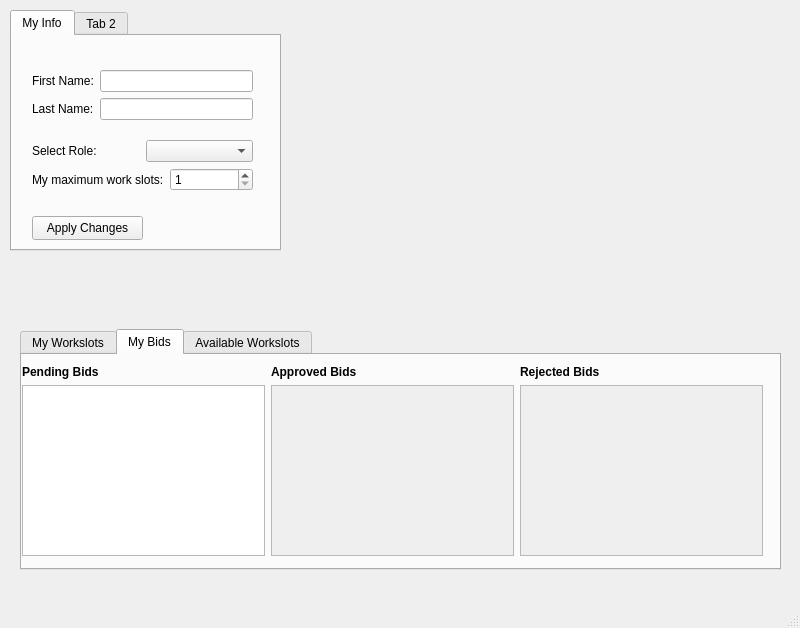
This is QtCafeWorkforceManager/CafeStaffWindow.ui in wreathe-unreal/CSIT314-Project as Qt 5 draws it before an edit. The edited form follows.
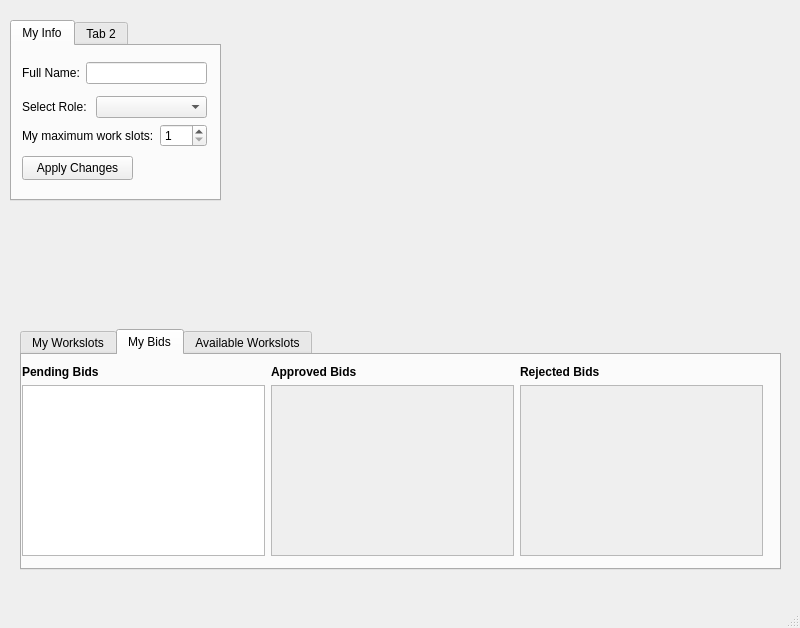
This is the edited form. The open tabs and pages were chosen to show the change.

Commit message: Staff Full Name Implementation

What changed in the file:
```diff
--- a/QtCafeWorkforceManager/CafeStaffWindow.ui
+++ b/QtCafeWorkforceManager/CafeStaffWindow.ui
@@ -143,9 +143,9 @@
     <property name="geometry">
      <rect>
       <x>10</x>
-      <y>10</y>
-      <width>271</width>
-      <height>241</height>
+      <y>20</y>
+      <width>211</width>
+      <height>181</height>
      </rect>
     </property>
     <property name="currentIndex">
@@ -155,13 +155,26 @@
      <attribute name="title">
       <string>My Info</string>
      </attribute>
+     <widget class="QPushButton" name="editInfoButton">
+      <property name="geometry">
+       <rect>
+        <x>10</x>
+        <y>110</y>
+        <width>111</width>
+        <height>24</height>
+       </rect>
+      </property>
+      <property name="text">
+       <string>Apply Changes</string>
+      </property>
+     </widget>
      <widget class="QWidget" name="">
       <property name="geometry">
        <rect>
-        <x>20</x>
-        <y>20</y>
-        <width>221</width>
-        <height>151</height>
+        <x>10</x>
+        <y>10</y>
+        <width>185</width>
+        <height>97</height>
        </rect>
       </property>
       <layout class="QVBoxLayout" name="verticalLayout_6">
@@ -172,7 +185,7 @@
            <item>
             <widget class="QLabel" name="label_5">
              <property name="text">
-              <string>First Name:</string>
+              <string>Full Name:</string>
              </property>
             </widget>
            </item>
@@ -181,20 +194,6 @@
            </item>
           </layout>
          </item>
-         <item>
-          <layout class="QHBoxLayout" name="horizontalLayout_3">
-           <item>
-            <widget class="QLabel" name="label_6">
-             <property name="text">
-              <string>Last Name:</string>
-             </property>
-            </widget>
-           </item>
-           <item>
-            <widget class="QLineEdit" name="lastNameText"/>
-           </item>
-          </layout>
-         </item>
         </layout>
        </item>
        <item>
@@ -209,7 +208,14 @@
             </widget>
            </item>
            <item>
-            <widget class="QComboBox" name="roleCombo"/>
+            <widget class="QComboBox" name="roleCombo">
+             <property name="sizePolicy">
+              <sizepolicy hsizetype="Expanding" vsizetype="Fixed">
+               <horstretch>0</horstretch>
+               <verstretch>0</verstretch>
+              </sizepolicy>
+             </property>
+            </widget>
            </item>
           </layout>
          </item>
@@ -235,19 +241,6 @@
        </item>
       </layout>
      </widget>
-     <widget class="QPushButton" name="editInfoButton">
-      <property name="geometry">
-       <rect>
-        <x>20</x>
-        <y>180</y>
-        <width>111</width>
-        <height>24</height>
-       </rect>
-      </property>
-      <property name="text">
-       <string>Apply Changes</string>
-      </property>
-     </widget>
     </widget>
     <widget class="QWidget" name="tab_5">
      <attribute name="title">
```
Left out of the diff: 2 changed lines with no effect on the pictures.
